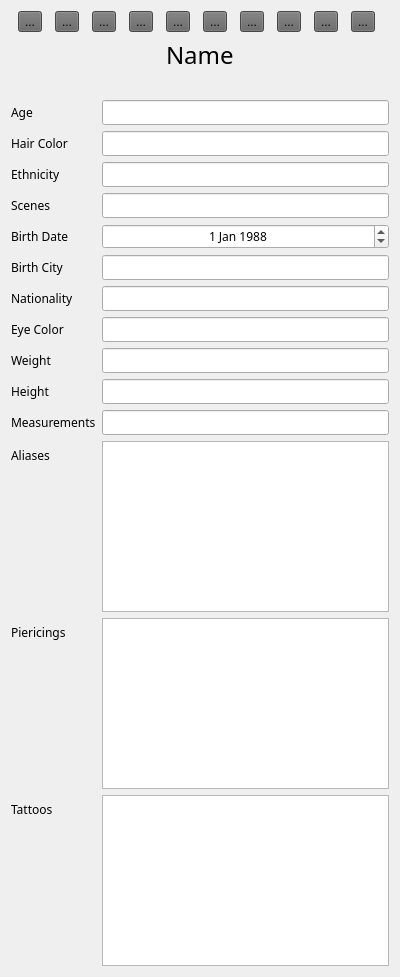
First picture: the form in forms/actorprofileview.ui, repository steviedemo/scenequery, before the edit.
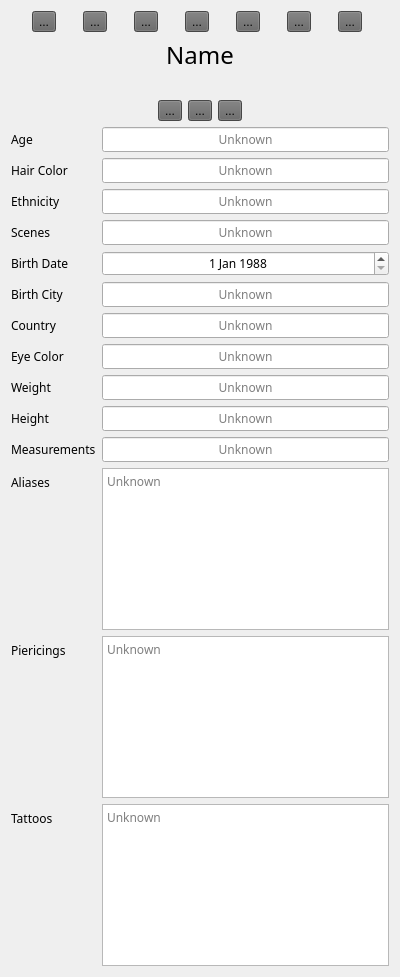
Second picture: the form after the edit. Icons and pictures are not drawn.

```diff
--- a/forms/actorprofileview.ui
+++ b/forms/actorprofileview.ui
@@ -46,82 +46,48 @@
 }</string>
   </property>
   <layout class="QGridLayout" name="gridLayout">
-   <item row="0" column="0">
-    <layout class="QHBoxLayout" name="layout_buttons">
+   <item row="4" column="0" alignment="Qt::AlignHCenter">
+    <widget class="QLabel" name="profilePhoto">
+     <property name="sizePolicy">
+      <sizepolicy hsizetype="Expanding" vsizetype="Expanding">
+       <horstretch>0</horstretch>
+       <verstretch>0</verstretch>
+      </sizepolicy>
+     </property>
+     <property name="maximumSize">
+      <size>
+       <width>300</width>
+       <height>300</height>
+      </size>
+     </property>
+     <property name="contextMenuPolicy">
+      <enum>Qt::CustomContextMenu</enum>
+     </property>
+     <property name="text">
+      <string/>
+     </property>
+     <property name="pixmap">
+      <pixmap resource="../resources/icons.qrc">:/Icons/blank_profile_photo_female.png</pixmap>
+     </property>
+     <property name="scaledContents">
+      <bool>true</bool>
+     </property>
+    </widget>
+   </item>
+   <item row="5" column="0">
+    <layout class="QHBoxLayout" name="horizontalLayout_2">
      <item>
-      <widget class="QToolButton" name="closeProfile">
-       <property name="toolTip">
-        <string>Close Profile View</string>
+      <spacer name="horizontalSpacer">
+       <property name="orientation">
+        <enum>Qt::Horizontal</enum>
        </property>
-       <property name="statusTip">
-        <string>Close Profile View</string>
-       </property>
-       <property name="whatsThis">
-        <string>Close Profile View</string>
-       </property>
-       <property name="text">
-        <string>...</string>
-       </property>
-       <property name="icon">
-        <iconset resource="../resources/icons.qrc">
-         <normaloff>:/Icons/shiny_blue_back_icon.png</normaloff>:/Icons/shiny_blue_back_icon.png</iconset>
-       </property>
-       <property name="iconSize">
+       <property name="sizeHint" stdset="0">
         <size>
-         <width>30</width>
-         <height>30</height>
+         <width>40</width>
+         <height>20</height>
         </size>
        </property>
-      </widget>
-     </item>
-     <item>
-      <widget class="QToolButton" name="saveProfile">
-       <property name="toolTip">
-        <string>Save Profile</string>
-       </property>
-       <property name="statusTip">
-        <string>Save Profile</string>
-       </property>
-       <property name="whatsThis">
-        <string>Save Profile</string>
-       </property>
-       <property name="text">
-        <string>...</string>
-       </property>
-       <property name="icon">
-        <iconset resource="../resources/icons.qrc">
-         <normaloff>:/Icons/flat_save_icon.png</normaloff>:/Icons/flat_save_icon.png</iconset>
-       </property>
-       <property name="iconSize">
-        <size>
-         <width>30</width>
-         <height>30</height>
-        </size>
-       </property>
-      </widget>
-     </item>
-     <item>
-      <widget class="QToolButton" name="updateFromWeb">
-       <property name="toolTip">
-        <string>Update Bio from Web</string>
-       </property>
-       <property name="statusTip">
-        <string>Update Bio From Web</string>
-       </property>
-       <property name="text">
-        <string>...</string>
-       </property>
-       <property name="icon">
-        <iconset resource="../resources/icons.qrc">
-         <normaloff>:/Icons/flat_download_from_cloud_icon.png</normaloff>:/Icons/flat_download_from_cloud_icon.png</iconset>
-       </property>
-       <property name="iconSize">
-        <size>
-         <width>30</width>
-         <height>30</height>
-        </size>
-       </property>
-      </widget>
+      </spacer>
      </item>
      <item>
       <widget class="QToolButton" name="selectNewPhoto">
@@ -146,29 +112,6 @@
        </property>
       </widget>
      </item>
-     <item>
-      <widget class="QToolButton" name="deletePhoto">
-       <property name="toolTip">
-        <string>Delete Profile Photo</string>
-       </property>
-       <property name="statusTip">
-        <string>Delete Profile Photo</string>
-       </property>
-       <property name="text">
-        <string>...</string>
-       </property>
-       <property name="icon">
-        <iconset resource="../resources/icons.qrc">
-         <normaloff>:/Icons/image_delete.png</normaloff>:/Icons/image_delete.png</iconset>
-       </property>
-       <property name="iconSize">
-        <size>
-         <width>30</width>
-         <height>30</height>
-        </size>
-       </property>
-      </widget>
-     </item>
      <item>
       <widget class="QToolButton" name="downloadPhoto">
        <property name="toolTip">
@@ -193,6 +136,123 @@
       </widget>
      </item>
      <item>
+      <widget class="QToolButton" name="deletePhoto">
+       <property name="toolTip">
+        <string>Delete Profile Photo</string>
+       </property>
+       <property name="statusTip">
+        <string>Delete Profile Photo</string>
+       </property>
+       <property name="text">
+        <string>...</string>
+       </property>
+       <property name="icon">
+        <iconset resource="../resources/icons.qrc">
+         <normaloff>:/Icons/image_delete.png</normaloff>:/Icons/image_delete.png</iconset>
+       </property>
+       <property name="iconSize">
+        <size>
+         <width>30</width>
+         <height>30</height>
+        </size>
+       </property>
+      </widget>
+     </item>
+     <item>
+      <spacer name="horizontalSpacer_2">
+       <property name="orientation">
+        <enum>Qt::Horizontal</enum>
+       </property>
+       <property name="sizeHint" stdset="0">
+        <size>
+         <width>40</width>
+         <height>20</height>
+        </size>
+       </property>
+      </spacer>
+     </item>
+    </layout>
+   </item>
+   <item row="0" column="0">
+    <layout class="QHBoxLayout" name="horizontalLayout_4"/>
+   </item>
+   <item row="3" column="0">
+    <widget class="QLabel" name="label_name">
+     <property name="sizePolicy">
+      <sizepolicy hsizetype="Preferred" vsizetype="Maximum">
+       <horstretch>0</horstretch>
+       <verstretch>0</verstretch>
+      </sizepolicy>
+     </property>
+     <property name="font">
+      <font>
+       <family>Futura</family>
+       <pointsize>-1</pointsize>
+      </font>
+     </property>
+     <property name="text">
+      <string>Name</string>
+     </property>
+     <property name="alignment">
+      <set>Qt::AlignCenter</set>
+     </property>
+    </widget>
+   </item>
+   <item row="2" column="0">
+    <layout class="QHBoxLayout" name="horizontalLayout_3">
+     <item>
+      <widget class="QToolButton" name="closeProfile">
+       <property name="toolTip">
+        <string>Close Profile View</string>
+       </property>
+       <property name="statusTip">
+        <string>Close Profile View</string>
+       </property>
+       <property name="whatsThis">
+        <string>Close Profile View</string>
+       </property>
+       <property name="text">
+        <string>...</string>
+       </property>
+       <property name="icon">
+        <iconset resource="../resources/icons.qrc">
+         <normaloff>:/Icons/shiny_blue_back_icon.png</normaloff>:/Icons/shiny_blue_back_icon.png</iconset>
+       </property>
+       <property name="iconSize">
+        <size>
+         <width>30</width>
+         <height>30</height>
+        </size>
+       </property>
+      </widget>
+     </item>
+     <item>
+      <widget class="QToolButton" name="saveProfile">
+       <property name="toolTip">
+        <string>Save Profile</string>
+       </property>
+       <property name="statusTip">
+        <string>Save Profile</string>
+       </property>
+       <property name="whatsThis">
+        <string>Save Profile</string>
+       </property>
+       <property name="text">
+        <string>...</string>
+       </property>
+       <property name="icon">
+        <iconset resource="../resources/icons.qrc">
+         <normaloff>:/Icons/flat_save_icon.png</normaloff>:/Icons/flat_save_icon.png</iconset>
+       </property>
+       <property name="iconSize">
+        <size>
+         <width>30</width>
+         <height>30</height>
+        </size>
+       </property>
+      </widget>
+     </item>
+     <item>
       <widget class="QToolButton" name="editProfile">
        <property name="toolTip">
         <string>Edit Profile</string>
@@ -215,6 +275,29 @@
        </property>
       </widget>
      </item>
+     <item>
+      <widget class="QToolButton" name="updateFromWeb">
+       <property name="toolTip">
+        <string>Update Bio from Web</string>
+       </property>
+       <property name="statusTip">
+        <string>Update Bio From Web</string>
+       </property>
+       <property name="text">
+        <string>...</string>
+       </property>
+       <property name="icon">
+        <iconset resource="../resources/icons.qrc">
+         <normaloff>:/Icons/female_silhouette_download.png</normaloff>:/Icons/female_silhouette_download.png</iconset>
+       </property>
+       <property name="iconSize">
+        <size>
+         <width>30</width>
+         <height>30</height>
+        </size>
+       </property>
+      </widget>
+     </item>
      <item>
       <widget class="QToolButton" name="reloadFromDb">
        <property name="toolTip">
@@ -286,7 +369,7 @@
      </item>
     </layout>
    </item>
-   <item row="4" column="0">
+   <item row="6" column="0">
     <layout class="QFormLayout" name="formLayout">
      <item row="0" column="0">
       <widget class="QLabel" name="ageLabel">
@@ -312,6 +395,12 @@
        <property name="alignment">
         <set>Qt::AlignCenter</set>
        </property>
+       <property name="placeholderText">
+        <string>Unknown</string>
+       </property>
+       <property name="clearButtonEnabled">
+        <bool>true</bool>
+       </property>
       </widget>
      </item>
      <item row="1" column="0">
@@ -354,6 +443,12 @@
        <property name="alignment">
         <set>Qt::AlignCenter</set>
        </property>
+       <property name="placeholderText">
+        <string>Unknown</string>
+       </property>
+       <property name="clearButtonEnabled">
+        <bool>true</bool>
+       </property>
       </widget>
      </item>
      <item row="2" column="0">
@@ -380,6 +475,12 @@
        <property name="alignment">
         <set>Qt::AlignCenter</set>
        </property>
+       <property name="placeholderText">
+        <string>Unknown</string>
+       </property>
+       <property name="clearButtonEnabled">
+        <bool>true</bool>
+       </property>
       </widget>
      </item>
      <item row="3" column="0">
@@ -412,6 +513,12 @@
        <property name="readOnly">
         <bool>true</bool>
        </property>
+       <property name="placeholderText">
+        <string>Unknown</string>
+       </property>
+       <property name="clearButtonEnabled">
+        <bool>true</bool>
+       </property>
       </widget>
      </item>
      <item row="4" column="0">
@@ -460,6 +567,9 @@
        <property name="currentSection">
         <enum>QDateTimeEdit::YearSection</enum>
        </property>
+       <property name="currentSectionIndex">
+        <number>0</number>
+       </property>
        <property name="date">
         <date>
          <year>1988</year>
@@ -509,6 +619,12 @@
        <property name="alignment">
         <set>Qt::AlignCenter</set>
        </property>
+       <property name="placeholderText">
+        <string>Unknown</string>
+       </property>
+       <property name="clearButtonEnabled">
+        <bool>true</bool>
+       </property>
       </widget>
      </item>
      <item row="6" column="0">
@@ -519,7 +635,7 @@
         </font>
        </property>
        <property name="text">
-        <string>Nationality</string>
+        <string>Country</string>
        </property>
       </widget>
      </item>
@@ -551,6 +667,12 @@
        <property name="alignment">
         <set>Qt::AlignCenter</set>
        </property>
+       <property name="placeholderText">
+        <string>Unknown</string>
+       </property>
+       <property name="clearButtonEnabled">
+        <bool>true</bool>
+       </property>
       </widget>
      </item>
      <item row="7" column="0">
@@ -593,6 +715,12 @@
        <property name="alignment">
         <set>Qt::AlignCenter</set>
        </property>
+       <property name="placeholderText">
+        <string>Unknown</string>
+       </property>
+       <property name="clearButtonEnabled">
+        <bool>true</bool>
+       </property>
       </widget>
      </item>
      <item row="8" column="0">
@@ -635,6 +763,12 @@
        <property name="alignment">
         <set>Qt::AlignCenter</set>
        </property>
+       <property name="placeholderText">
+        <string>Unknown</string>
+       </property>
+       <property name="clearButtonEnabled">
+        <bool>true</bool>
+       </property>
       </widget>
      </item>
      <item row="9" column="0">
@@ -677,6 +811,12 @@
        <property name="alignment">
         <set>Qt::AlignCenter</set>
        </property>
+       <property name="placeholderText">
+        <string>Unknown</string>
+       </property>
+       <property name="clearButtonEnabled">
+        <bool>true</bool>
+       </property>
       </widget>
      </item>
      <item row="10" column="0">
@@ -703,6 +843,12 @@
        <property name="alignment">
         <set>Qt::AlignCenter</set>
        </property>
+       <property name="placeholderText">
+        <string>Unknown</string>
+       </property>
+       <property name="clearButtonEnabled">
+        <bool>true</bool>
+       </property>
       </widget>
      </item>
      <item row="11" column="0">
@@ -742,6 +888,15 @@
          <family>Gill Sans</family>
         </font>
        </property>
+       <property name="tabChangesFocus">
+        <bool>true</bool>
+       </property>
+       <property name="acceptRichText">
+        <bool>false</bool>
+       </property>
+       <property name="placeholderText">
+        <string>Unknown</string>
+       </property>
       </widget>
      </item>
      <item row="12" column="0">
@@ -781,6 +936,15 @@
          <family>Gill Sans</family>
         </font>
        </property>
+       <property name="tabChangesFocus">
+        <bool>true</bool>
+       </property>
+       <property name="acceptRichText">
+        <bool>false</bool>
+       </property>
+       <property name="placeholderText">
+        <string>Unknown</string>
+       </property>
       </widget>
      </item>
      <item row="13" column="0">
@@ -820,57 +984,19 @@
          <family>Gill Sans</family>
         </font>
        </property>
+       <property name="tabChangesFocus">
+        <bool>true</bool>
+       </property>
+       <property name="acceptRichText">
+        <bool>false</bool>
+       </property>
+       <property name="placeholderText">
+        <string>Unknown</string>
+       </property>
       </widget>
      </item>
     </layout>
    </item>
-   <item row="1" column="0" alignment="Qt::AlignHCenter">
-    <widget class="QLabel" name="label_name">
-     <property name="sizePolicy">
-      <sizepolicy hsizetype="Preferred" vsizetype="Maximum">
-       <horstretch>0</horstretch>
-       <verstretch>0</verstretch>
-      </sizepolicy>
-     </property>
-     <property name="font">
-      <font>
-       <family>Futura</family>
-       <pointsize>-1</pointsize>
-      </font>
-     </property>
-     <property name="text">
-      <string>Name</string>
-     </property>
-    </widget>
-   </item>
-   <item row="2" column="0" alignment="Qt::AlignHCenter">
-    <widget class="QLabel" name="profilePhoto">
-     <property name="sizePolicy">
-      <sizepolicy hsizetype="Expanding" vsizetype="Expanding">
-       <horstretch>0</horstretch>
-       <verstretch>0</verstretch>
-      </sizepolicy>
-     </property>
-     <property name="maximumSize">
-      <size>
-       <width>300</width>
-       <height>300</height>
-      </size>
-     </property>
-     <property name="contextMenuPolicy">
-      <enum>Qt::CustomContextMenu</enum>
-     </property>
-     <property name="text">
-      <string/>
-     </property>
-     <property name="pixmap">
-      <pixmap resource="../resources/icons.qrc">:/Icons/blank_profile_photo_female.png</pixmap>
-     </property>
-     <property name="scaledContents">
-      <bool>true</bool>
-     </property>
-    </widget>
-   </item>
   </layout>
  </widget>
  <resources>
```
